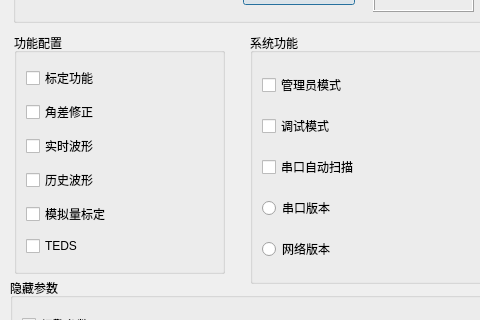
Qt form dialogconfig.ui (byteman/WFace) before a commit; both pictures show x 0 to 480 and y 152 to 472 of the 624 by 729 pixel window.
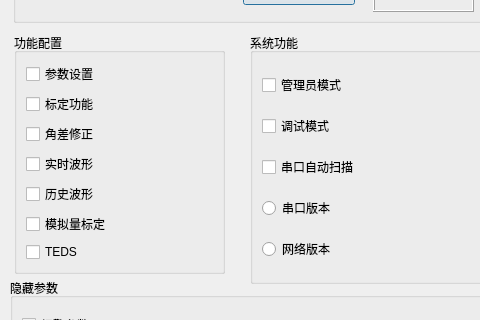
The same form after that commit.

Diff of the .ui file:
```diff
--- a/dialogconfig.ui
+++ b/dialogconfig.ui
@@ -26,6 +26,13 @@
     <string>功能配置</string>
    </property>
    <layout class="QVBoxLayout" name="verticalLayout_3">
+    <item>
+     <widget class="QCheckBox" name="chkParam">
+      <property name="text">
+       <string>参数设置</string>
+      </property>
+     </widget>
+    </item>
     <item>
      <widget class="QCheckBox" name="chkCalib">
       <property name="text">
```
